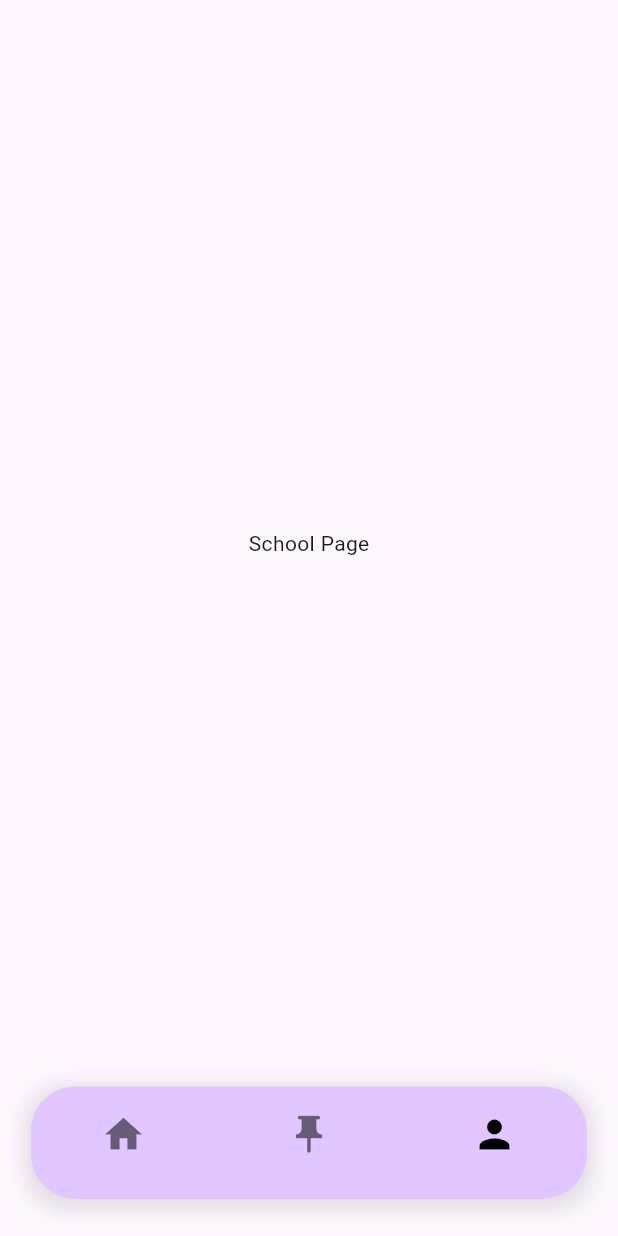
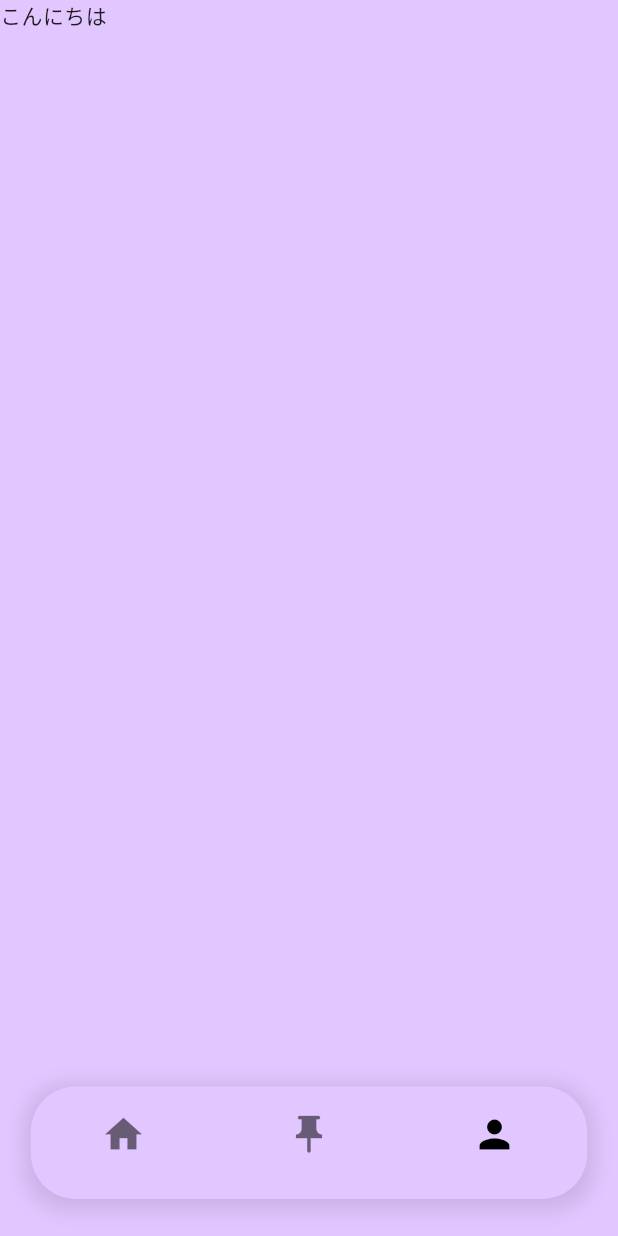
Before and after one commit to yuk046/Yanbaru_Hacks_Hackathon, a Flutter app: the screen it shows after launch, item 3 of the bottom bar chosen, on a phone screen of 412 x 824 dp. Run offline on Flutter 3.47's test engine with Material 3 defaults, Android fonts, the phone set to English and light mode, and no system bars; our stand-ins replace flutter_hooks.

Commit message:
bottomNavigationBarの改善

```diff
--- /dev/null
+++ b/lib/Pages/start.dart
@@ -0,0 +1,18 @@
+import 'package:flutter/material.dart';
+import 'package:flutter_hooks/flutter_hooks.dart';
+
+class StartPage extends HookWidget {
+  const StartPage({super.key});
+
+  @override
+  Widget build(BuildContext context) {
+    return Scaffold(
+      body: Column(
+        children: [
+          Text("こんにちは")
+        ],
+      ),
+      backgroundColor: Color(0xffE2C6FF),
+    );
+  }
+}
--- a/lib/route.dart
+++ b/lib/route.dart
@@ -1,5 +1,9 @@
 import 'package:flutter/material.dart';
 import 'package:flutter_hooks/flutter_hooks.dart';
+import 'package:munimuniohagi/Pages/home.dart';
+import 'package:munimuniohagi/Pages/pin.dart';
+import 'package:munimuniohagi/Pages/start.dart';
+import 'package:munimuniohagi/Pages/userpage.dart';
 
 void main() {
   runApp(const MyApp());
@@ -41,9 +45,9 @@ class HomePage extends HookWidget {
 
     // 各タブに表示するページのリスト
     final List<Widget> _pages = <Widget>[
-      const Center(child: Text("Book Page")),
-      const Center(child: Text("Business Page")),
-      const Center(child: Text("School Page")),
+      const BookPage(),
+      const BusinessPage(),
+      const StartPage()
     ];
 
     // タブが選択された時にインデックスを更新するメソッド
@@ -52,6 +56,7 @@ class HomePage extends HookWidget {
     }
 
     return Scaffold(
+      extendBody: true,
       body: IndexedStack(
         index: _selectedIndex.value,
         children: _pages,
```
